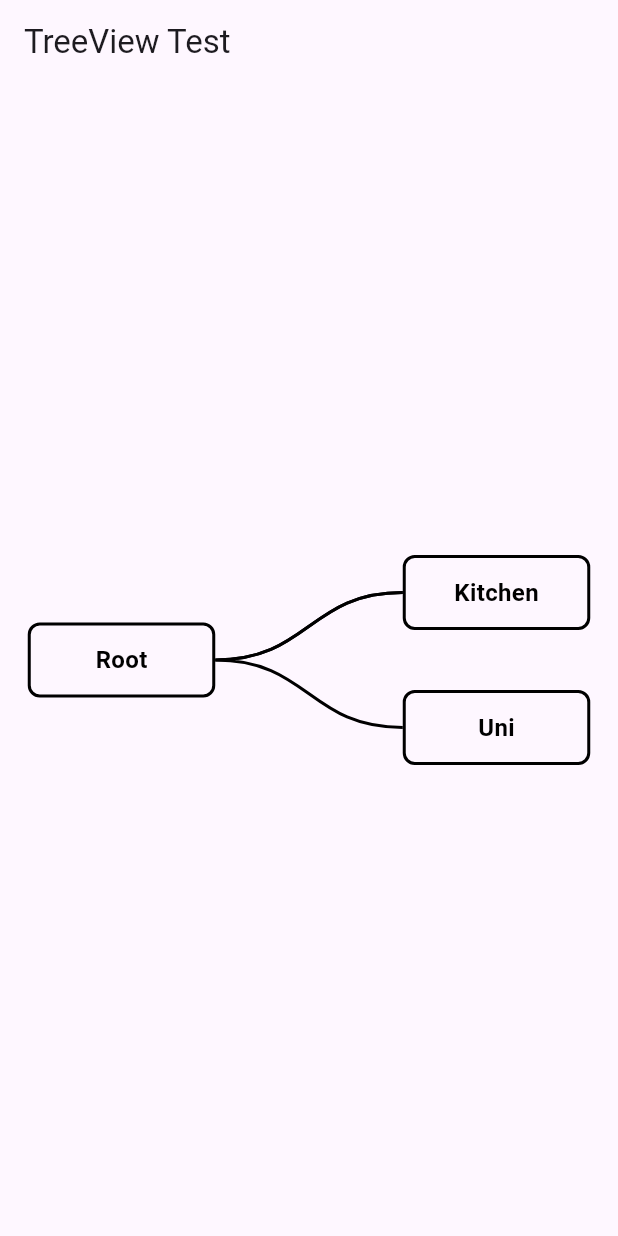
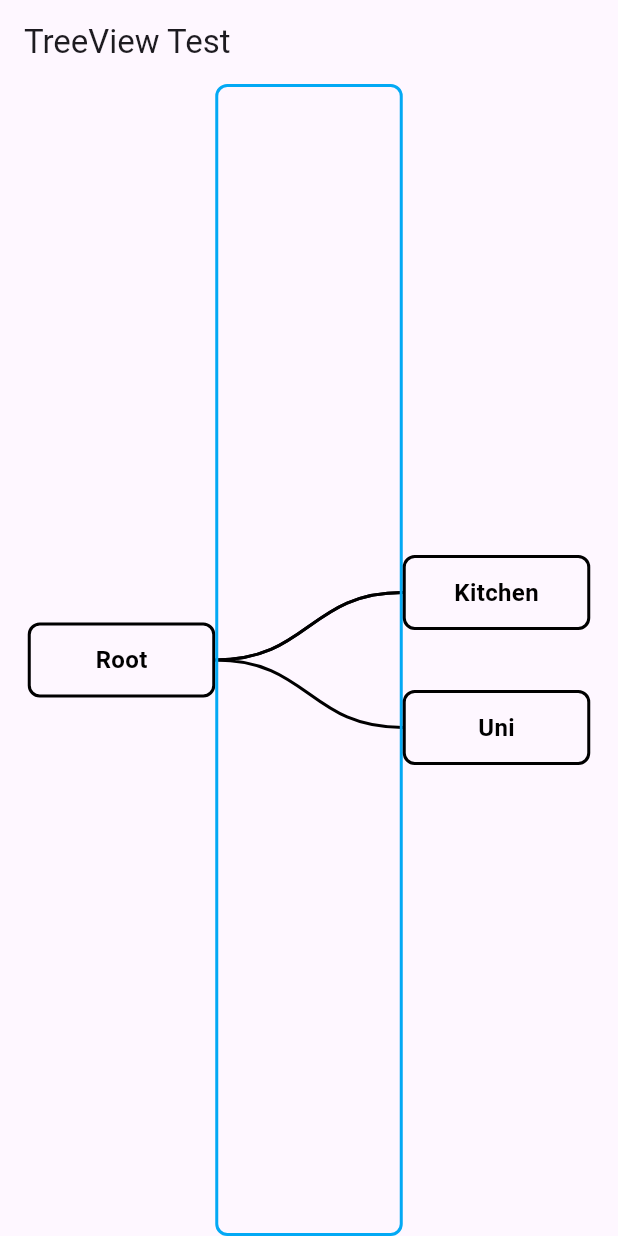
Before and after one commit to ninamaria31/TreeDoList, a Flutter app: the screen it shows after launch, on a phone screen of 412 x 824 dp. Run offline on Flutter 3.47's test engine with Material 3 defaults, Android fonts, the phone set to English and light mode, and no system bars; missing offline and left inert: snap_scroll_physics.

Commit message:
my vision is blurry maybe I should go to bed.

```diff
--- a/lib/tree/tree.dart
+++ b/lib/tree/tree.dart
@@ -214,6 +214,30 @@ class BitonicSequence {
     }
     return res;
   }
+
+  int get length => top.length + ((center == null) ? 0 : 1) + bottom.length;
+
+  int indexOf(TreeNode node) {
+    int res;
+    //if ((res = top.indexOf(node)) >= 0
+    //    || (res = (center == node) ? top.length : -1) >= 0
+    //    || (res = ((res = bottom.indexOf(node)) >= 0) ? -1 : res + top.length) >= 0 ) {
+    //  return res;
+    //}
+    res = top.indexOf(node);
+    if (res >= 0) {
+      return res;
+    }
+    res = (center == node) ? top.length : -1;
+    if (res >= 0) {
+      return res;
+    }
+    res = bottom.length;
+    if (res >= 0) {
+      return res + top.length;
+    }
+    return -1;
+  }
 }
 
 /// Class representing the TreeDo task tree start with one Node called 'Root'
--- a/lib/tree/tree_view.dart
+++ b/lib/tree/tree_view.dart
@@ -1,3 +1,5 @@
+
+import 'dart:math';
 
 import 'package:flutter/material.dart';
 import 'package:tree_do/tree/tree_vis_elements.dart';
@@ -18,7 +20,6 @@ class TreeViewState extends State<TreeView> {
   Tree todoTree;
   TreeNode center;
   // final ScrollController _scrollController = ScrollController();
-  late BitonicSequence bitonicChildren;
 
   TreeViewState({required this.todoTree}) : center = todoTree.root;
 
@@ -30,8 +31,10 @@ class TreeViewState extends State<TreeView> {
 
   @override
   Widget build(BuildContext context) {
-    bitonicChildren = BitonicSequence.fromIterable(center.children);
+    BitonicSequence bitonicSiblings = BitonicSequence.fromNode(center);
+    BitonicSequence bitonicChildren = BitonicSequence.fromIterable(center.children);
     return LayoutBuilder(builder: (context, constraints) {
+      BezierHeightGenerator bezierHeights = BezierHeightGenerator(bitonicSiblings.length, bitonicChildren.length, forceHeight: constraints.maxHeight);
       return Container(
         //decoration: BoxDecoration(
         //  border: Border.all(
@@ -43,23 +46,22 @@ class TreeViewState extends State<TreeView> {
           mainAxisAlignment: MainAxisAlignment.center,
           children: [
             // just assuming that this is not going to be null seems sketchy but every valid node has valid siblings (they include the center node as well)
-            NodeList(center.bitonicSiblings!, onHorDragEndCallback: onHorDragEndCallbackParent),
+            NodeList(bitonicSiblings, onHorDragEndCallback: onHorDragEndCallbackParent),
             CustomPaint(
               // this looks kind of cursed but it just calculates the common start of the berzier curves as well as the ends
               // TODO: create functions for start and endpoint generation also take into consideration,
               //  that the starting point is not always right in the middle
-                painter: ConnectionLayerPainter(constraints.maxHeight / 2,
-                    yPositionEqualDist(center.numberOfChildren).map((end) =>
-                    end + (constraints.maxHeight / 2 - center.numberOfChildren / 2 * AppConstants.interNodeDistance)).toList()
+                painter: ConnectionLayerPainter(bezierHeights.leftBezierHeights[bitonicSiblings.indexOf(center)],
+                  bezierHeights.rightBezierHeights
                 ),
                 child: Container(
-                  //decoration: BoxDecoration(
-                  //  border: Border.all(
-                  //      color: Colors.lightBlue, width: AppConstants.nodeLineWidth),
-                  //  borderRadius: BorderRadius.circular(8),
-                  //),
+                  decoration: BoxDecoration(
+                    border: Border.all(
+                        color: Colors.lightBlue, width: AppConstants.nodeLineWidth),
+                    borderRadius: BorderRadius.circular(8),
+                  ),
                   width: AppConstants.canvasWidth,
-                  height: constraints.maxHeight,
+                  height: bezierHeights.height,
                 ),
             ),
             if(bitonicChildren.center != null)
@@ -98,6 +100,46 @@ class TreeViewState extends State<TreeView> {
       });
 }
 
+/// Generates the heights where the bezier curves start end end
+class BezierHeightGenerator {
+  final double _leftCanvasHeight;
+  final double _rightCanvasHeight;
+  final int _numberOfChildrenLeft;
+  final int _numberOfChildrenRight;
+
+  late double height;
+  late double _leftCanvasOffset;
+  late double _rightCanvasOffset;
+
+  BezierHeightGenerator(int numberOfNodesLeft, int numberOfNodesRight, {double? forceHeight}) :
+        _numberOfChildrenLeft = numberOfNodesLeft,
+        _numberOfChildrenRight = numberOfNodesRight,
+        _leftCanvasHeight = AppConstants.interNodeDistance * numberOfNodesLeft,
+        _rightCanvasHeight = AppConstants.interNodeDistance * numberOfNodesRight {
+    height = forceHeight ?? max(_leftCanvasHeight, _rightCanvasHeight);
+    _leftCanvasOffset = (_leftCanvasHeight - height).abs() / 2;
+    _rightCanvasOffset = (_rightCanvasHeight - height).abs() / 2;
+  }
+
+  List<double> get leftBezierHeights {
+    return _calcBezierHeights(_leftCanvasOffset, _numberOfChildrenLeft);
+  }
+  List<double> get rightBezierHeights {
+    return _calcBezierHeights(_rightCanvasOffset, _numberOfChildrenRight);
+  }
+
+  List<double> _calcBezierHeights(double offset, int numberOfChildren) {
+    if (numberOfChildren == 0) {
+      return [];
+    }
+    List<double> result = [offset + AppConstants.verticalNodePadding + AppConstants.nodeHeight / 2];
+    for(int i = 1; i < numberOfChildren; i++) {
+      result.add(result.last + AppConstants.interNodeDistance);
+    }
+    return result;
+  }
+}
+
 class NodeList extends StatelessWidget {
   final ScrollController _scrollController;
   final BitonicSequence _halves;
@@ -118,7 +160,7 @@ class NodeList extends StatelessWidget {
       //  borderRadius: BorderRadius.circular(8),
       //),
       width: AppConstants.nodeWidth,
-      height: (_halves.top.length + 1 + _halves.bottom.length)*(AppConstants.verticalNodePadding * 2 + AppConstants.nodeHeight),
+      height: (_halves.length)*(AppConstants.verticalNodePadding * 2 + AppConstants.nodeHeight),
       child: ListView(
         controller: _scrollController,
         physics: SnapScrollPhysics.builder(getSnaps),
```
